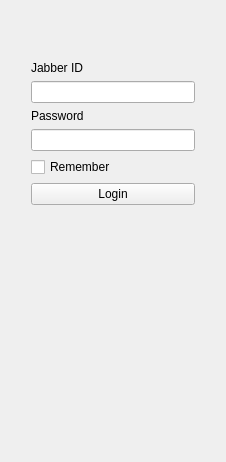
chloerei/qtalk, file app/LoginWidget.ui: the form before one commit.
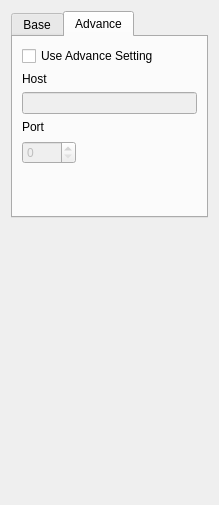
The form after the commit. The open tabs and pages were chosen to show the change.

Commit message: LoginWidget cant config host and port.

```diff
--- a/app/LoginWidget.ui
+++ b/app/LoginWidget.ui
@@ -6,82 +6,69 @@
    <rect>
     <x>0</x>
     <y>0</y>
-    <width>226</width>
-    <height>462</height>
+    <width>219</width>
+    <height>505</height>
    </rect>
   </property>
   <property name="windowTitle">
    <string>Form</string>
   </property>
-  <layout class="QVBoxLayout" name="verticalLayout_2">
+  <layout class="QVBoxLayout" name="verticalLayout">
    <item>
-    <spacer name="verticalSpacer">
-     <property name="orientation">
-      <enum>Qt::Vertical</enum>
+    <widget class="QTabWidget" name="tabWidget">
+     <property name="sizePolicy">
+      <sizepolicy hsizetype="Expanding" vsizetype="Fixed">
+       <horstretch>0</horstretch>
+       <verstretch>0</verstretch>
+      </sizepolicy>
      </property>
-     <property name="sizeType">
-      <enum>QSizePolicy::Minimum</enum>
+     <property name="currentIndex">
+      <number>0</number>
      </property>
-     <property name="sizeHint" stdset="0">
-      <size>
-       <width>20</width>
-       <height>50</height>
-      </size>
-     </property>
-    </spacer>
-   </item>
-   <item>
-    <layout class="QHBoxLayout" name="horizontalLayout">
-     <item>
-      <spacer name="horizontalSpacer">
-       <property name="orientation">
-        <enum>Qt::Horizontal</enum>
-       </property>
-       <property name="sizeType">
-        <enum>QSizePolicy::Maximum</enum>
-       </property>
-       <property name="sizeHint" stdset="0">
-        <size>
-         <width>20</width>
-         <height>20</height>
-        </size>
-       </property>
-      </spacer>
-     </item>
-     <item>
-      <layout class="QVBoxLayout" name="verticalLayout">
-       <item>
+     <widget class="QWidget" name="baseTab" native="true">
+      <attribute name="title">
+       <string>Base</string>
+      </attribute>
+      <layout class="QGridLayout" name="gridLayout_2">
+       <item row="0" column="0">
         <widget class="QLabel" name="jidLabel">
          <property name="text">
           <string>Jabber ID</string>
          </property>
         </widget>
        </item>
-       <item>
+       <item row="1" column="0" colspan="2">
         <widget class="QLineEdit" name="jidLineEdit"/>
        </item>
-       <item>
+       <item row="2" column="0">
         <widget class="QLabel" name="passwordLabel">
          <property name="text">
           <string>Password</string>
          </property>
         </widget>
        </item>
-       <item>
+       <item row="3" column="0" colspan="2">
         <widget class="QLineEdit" name="passwordLineEdit">
          <property name="echoMode">
           <enum>QLineEdit::Password</enum>
          </property>
         </widget>
        </item>
-       <item>
+       <item row="4" column="0">
         <widget class="QCheckBox" name="rememberCheckBox">
          <property name="text">
-          <string>Remember</string>
+          <string>Store</string>
          </property>
         </widget>
        </item>
-       <item>
+       <item row="4" column="1">
+        <widget class="QCheckBox" name="checkBox">
+         <property name="text">
+          <string>Auto</string>
+         </property>
+        </widget>
+       </item>
+       <item row="5" column="0" colspan="2">
         <widget class="QPushButton" name="loginButton">
          <property name="text">
           <string>Login</string>
@@ -89,37 +76,105 @@
         </widget>
        </item>
       </layout>
-     </item>
-     <item>
-      <spacer name="horizontalSpacer_2">
-       <property name="orientation">
-        <enum>Qt::Horizontal</enum>
-       </property>
-       <property name="sizeType">
-        <enum>QSizePolicy::Maximum</enum>
-       </property>
-       <property name="sizeHint" stdset="0">
-        <size>
-         <width>20</width>
-         <height>20</height>
-        </size>
-       </property>
-      </spacer>
-     </item>
-    </layout>
+     </widget>
+     <widget class="QWidget" name="Advancetab">
+      <attribute name="title">
+       <string>Advance</string>
+      </attribute>
+      <layout class="QGridLayout" name="gridLayout">
+       <item row="0" column="0" colspan="2">
+        <widget class="QCheckBox" name="advanceCheckBox">
+         <property name="text">
+          <string>Use Advance Setting</string>
+         </property>
+        </widget>
+       </item>
+       <item row="1" column="0">
+        <widget class="QLabel" name="hostLabel">
+         <property name="text">
+          <string>Host</string>
+         </property>
+        </widget>
+       </item>
+       <item row="2" column="0" colspan="2">
+        <widget class="QLineEdit" name="hostLineEdit">
+         <property name="enabled">
+          <bool>false</bool>
+         </property>
+        </widget>
+       </item>
+       <item row="3" column="0">
+        <widget class="QLabel" name="portLlabel">
+         <property name="text">
+          <string>Port</string>
+         </property>
+        </widget>
+       </item>
+       <item row="4" column="0">
+        <widget class="QSpinBox" name="portSpinBox">
+         <property name="enabled">
+          <bool>false</bool>
+         </property>
+         <property name="sizePolicy">
+          <sizepolicy hsizetype="Minimum" vsizetype="Fixed">
+           <horstretch>0</horstretch>
+           <verstretch>0</verstretch>
+          </sizepolicy>
+         </property>
+         <property name="maximum">
+          <number>9999</number>
+         </property>
+        </widget>
+       </item>
+       <item row="4" column="1">
+        <spacer name="horizontalSpacer">
+         <property name="orientation">
+          <enum>Qt::Horizontal</enum>
+         </property>
+         <property name="sizeHint" stdset="0">
+          <size>
+           <width>122</width>
+           <height>25</height>
+          </size>
+         </property>
+        </spacer>
+       </item>
+       <item row="5" column="1">
+        <spacer name="verticalSpacer">
+         <property name="orientation">
+          <enum>Qt::Vertical</enum>
+         </property>
+         <property name="sizeHint" stdset="0">
+          <size>
+           <width>20</width>
+           <height>40</height>
+          </size>
+         </property>
+        </spacer>
+       </item>
+      </layout>
+     </widget>
+    </widget>
+   </item>
+   <item>
+    <widget class="QLabel" name="stateLabel">
+     <property name="text">
+      <string/>
+     </property>
+     <property name="wordWrap">
+      <bool>true</bool>
+     </property>
+    </widget>
    </item>
    <item>
     <spacer name="verticalSpacer_2">
      <property name="orientation">
       <enum>Qt::Vertical</enum>
      </property>
-     <property name="sizeType">
-      <enum>QSizePolicy::Expanding</enum>
-     </property>
      <property name="sizeHint" stdset="0">
       <size>
        <width>20</width>
-       <height>137</height>
+       <height>249</height>
       </size>
      </property>
     </spacer>
```
Left out of the diff: 38 changed lines with no effect on the pictures. The commit also changes 3 other files.
